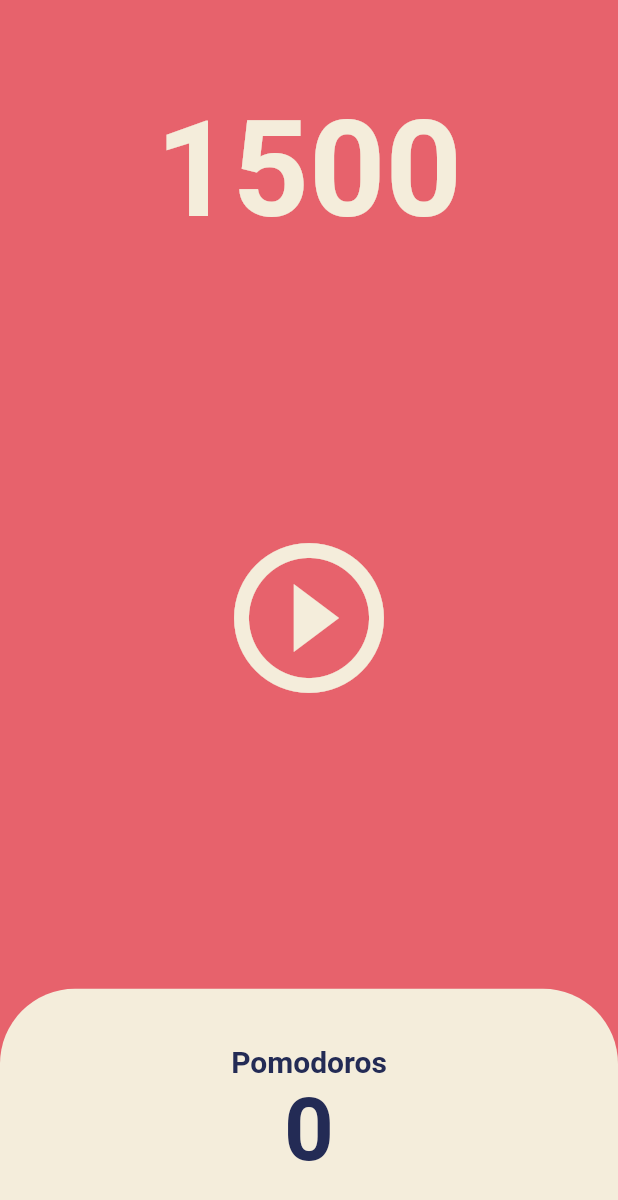
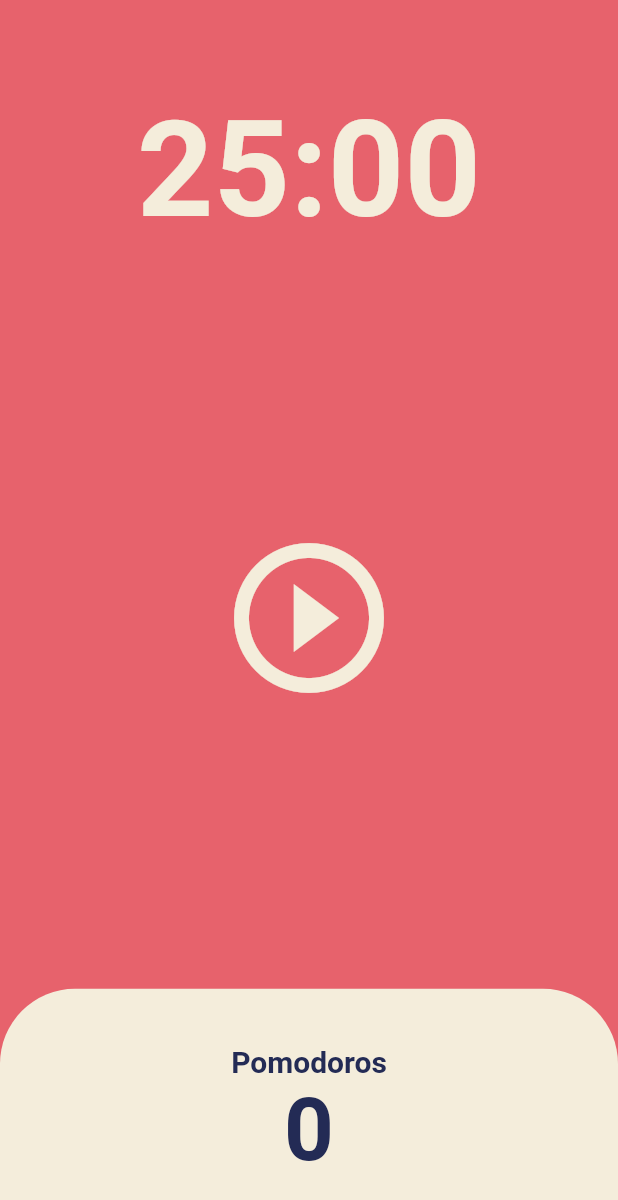
Before and after one commit to eastZoo/toonflix, a Flutter app: the screen it shows after launch, on a phone screen of 412 x 824 dp. Shown: the top 1200 px of the screen. Run offline on Flutter 3.47's test engine with Material 2 defaults, Android fonts, the phone set to English and light mode, and no system bars.

Commit message:
UPDATE, CLEAR  : 초단위 분단위로 변환 함수, 포모도로 클리어

```diff
--- a/lib/screens/home_screen.dart
+++ b/lib/screens/home_screen.dart
@@ -53,6 +53,11 @@ class _HomeScreenState extends State<HomeScreen> {
     });
   }
 
+  String format(int seconds) {
+    var duration = Duration(seconds: seconds);
+    return duration.toString().split(".").first.substring(2, 7);
+  }
+
   @override
   Widget build(BuildContext context) {
     return Scaffold(
@@ -65,7 +70,7 @@ class _HomeScreenState extends State<HomeScreen> {
             child: Container(
               alignment: Alignment.bottomCenter,
               child: Text(
-                "$totalSeconds",
+                format(totalSeconds),
                 style: TextStyle(
                   color: Theme.of(context).cardColor,
                   fontSize: 89,
```
